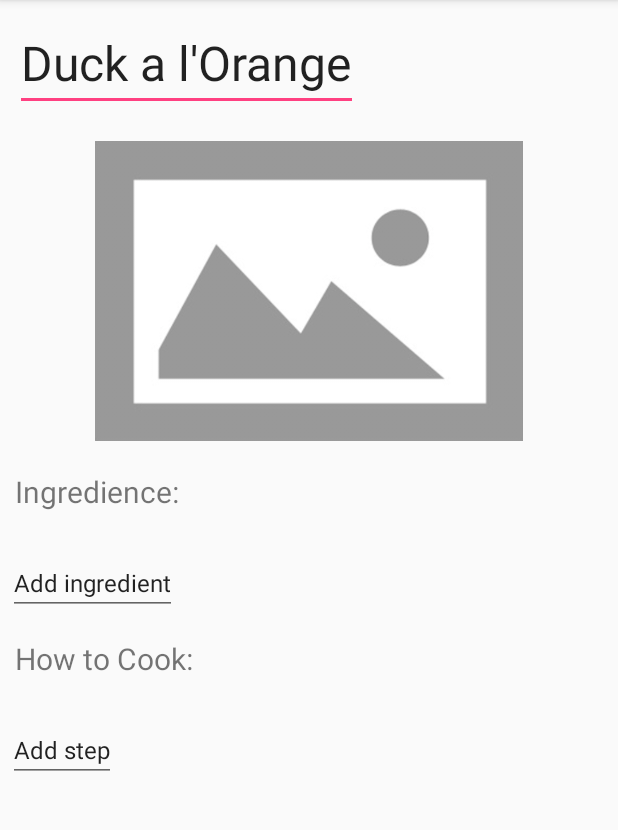
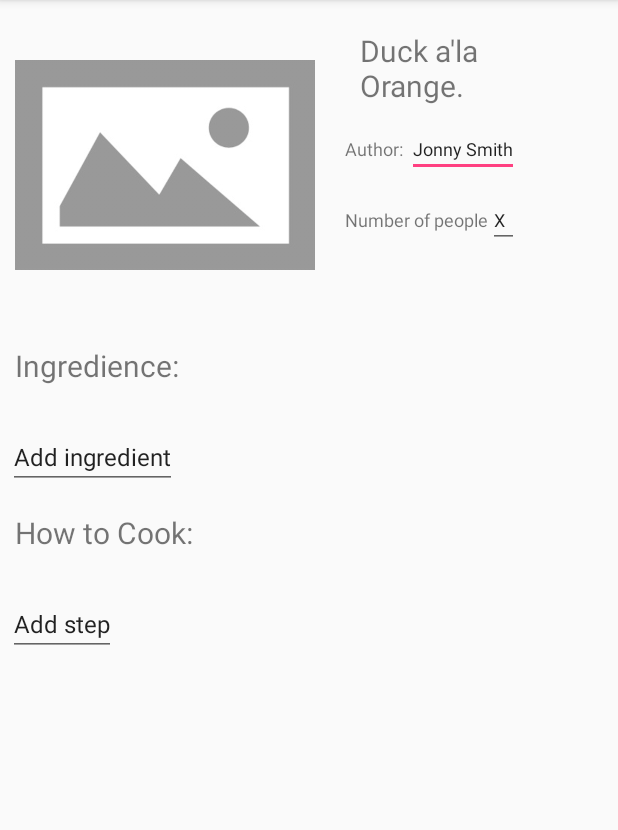
Before and after one commit to krzychuwr1/MniamMniamMirror, an Android app: the AddRecipeActivity screen opened directly, with no data from a screen before it, on a phone screen of 412 x 824 dp, the part 84-914 px from its top. Run offline under Robolectric (Android 15) with nearby library versions, the phone set to English and light mode, and no system bars; 1 statement that could not run was skipped.

Commit message:
Rework of add reciepe view

```diff
--- a/app_android/app/src/main/res/layout/activity_add_recipe.xml
+++ b/app_android/app/src/main/res/layout/activity_add_recipe.xml
@@ -6,30 +6,100 @@
     android:layout_height="match_parent"
     android:gravity="center_horizontal"
     tools:context="io.iiet.agh.edu.pl.mniammniam.AddRecipeActivity">
+
     <LinearLayout
         android:layout_width="match_parent"
         android:layout_height="wrap_content"
         android:gravity="center_vertical"
         android:orientation="vertical">
-        <EditText
-            android:id="@+id/tv_recipe_title"
-            android:layout_width="wrap_content"
+
+        <RelativeLayout
+            android:layout_width="match_parent"
             android:layout_height="wrap_content"
-            android:layout_margin="10sp"
-            android:text="Duck a l'Orange"
-            android:textSize="32sp"
-            tools:layout_editor_absoluteX="0dp"
-            tools:layout_editor_absoluteY="0dp" />
+            android:orientation="horizontal">
 
             <ImageView
                 android:id="@+id/recipe_image"
-            android:layout_width="match_parent"
-            android:layout_height="200dp"
+                android:layout_width="200sp"
+                android:layout_height="200sp"
                 android:layout_margin="10sp"
                 android:scaleType="fitCenter"
                 android:src="@drawable/placeholder"
                 tools:layout_editor_absoluteX="8dp"
                 tools:layout_editor_absoluteY="8dp" />
+
+            <RelativeLayout
+                android:layout_width="wrap_content"
+                android:layout_height="200dp"
+                android:layout_margin="10sp"
+                android:layout_toRightOf="@+id/recipe_image">
+
+                <TextView
+                    android:id="@+id/title"
+                    android:layout_width="wrap_content"
+                    android:layout_height="wrap_content"
+                    android:layout_margin="10sp"
+                    android:text="Duck a'la Orange."
+                    android:textSize="20sp"
+                    tools:layout_editor_absoluteX="0dp"
+                    tools:layout_editor_absoluteY="0dp" />
+
+                <LinearLayout
+                    android:id="@+id/author_layout"
+                    android:layout_width="wrap_content"
+                    android:layout_height="wrap_content"
+                    android:layout_below="@+id/title">
+
+                    <TextView
+                        android:layout_width="wrap_content"
+                        android:layout_height="wrap_content"
+                        android:layout_marginBottom="10sp"
+                        android:text="Author: "
+                        android:textSize="12sp" />
+
+                    <EditText
+                        android:id="@+id/author"
+                        android:layout_width="wrap_content"
+                        android:layout_height="wrap_content"
+                        android:layout_marginBottom="10sp"
+                        android:text="Jonny Smith"
+                        android:textSize="12sp" />
+                </LinearLayout>
+
+                <LinearLayout
+                    android:id="@+id/layout_number_of_people"
+                    android:layout_width="wrap_content"
+                    android:layout_height="wrap_content"
+                    android:layout_below="@+id/author_layout">
+
+                    <TextView
+                        android:layout_width="wrap_content"
+                        android:layout_height="wrap_content"
+                        android:layout_marginBottom="10sp"
+                        android:text="Number of people"
+                        android:textSize="12sp" />
+
+                    <EditText
+                        android:id="@+id/number_of_people"
+                        android:layout_width="wrap_content"
+                        android:layout_height="wrap_content"
+                        android:layout_marginBottom="10sp"
+                        android:text="X"
+                        android:textSize="12sp" />
+                </LinearLayout>
+
+                <android.support.v7.widget.RecyclerView
+                    android:layout_width="wrap_content"
+                    android:layout_height="wrap_content"
+                    android:layout_below="@+id/layout_number_of_people"
+                    android:orientation="horizontal">
+
+                </android.support.v7.widget.RecyclerView>
+
+
+            </RelativeLayout>
+
+        </RelativeLayout>
 
         <TextView
             android:layout_width="wrap_content"
```
Lines whose indentation alone changed are shown as unchanged.
